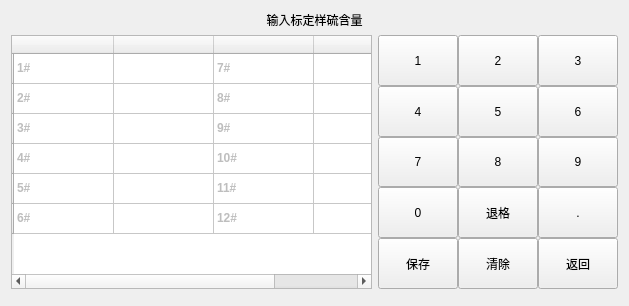
First picture: the form in input_s_percentage.ui, repository urielyan/kairen_ok335xs, before the edit.
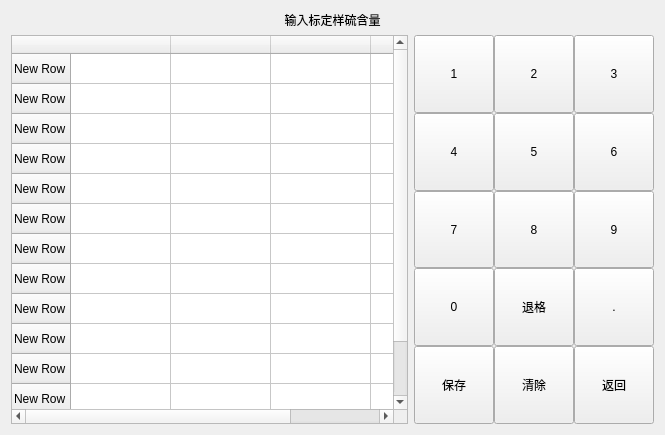
Second picture: the form after the edit. Custom widgets are drawn as their Qt base class.

Diff of the .ui file:
```diff
--- a/input_s_percentage.ui
+++ b/input_s_percentage.ui
@@ -6,8 +6,8 @@
    <rect>
     <x>0</x>
     <y>0</y>
-    <width>629</width>
-    <height>306</height>
+    <width>665</width>
+    <height>435</height>
    </rect>
   </property>
   <property name="windowTitle">
@@ -31,234 +31,89 @@
          </attribute>
          <row>
           <property name="text">
-           <string/>
+           <string>New Row</string>
           </property>
          </row>
          <row>
           <property name="text">
-           <string/>
+           <string>New Row</string>
           </property>
          </row>
          <row>
           <property name="text">
-           <string/>
+           <string>New Row</string>
           </property>
          </row>
          <row>
           <property name="text">
-           <string/>
+           <string>New Row</string>
           </property>
          </row>
          <row>
           <property name="text">
-           <string/>
+           <string>New Row</string>
           </property>
          </row>
          <row>
           <property name="text">
-           <string/>
+           <string>New Row</string>
           </property>
          </row>
-         <column>
+         <row>
           <property name="text">
-           <string/>
+           <string>New Row</string>
           </property>
-         </column>
-         <column>
+         </row>
+         <row>
           <property name="text">
-           <string/>
+           <string>New Row</string>
           </property>
-         </column>
-         <column>
+         </row>
+         <row>
           <property name="text">
-           <string/>
+           <string>New Row</string>
           </property>
-         </column>
-         <column>
+         </row>
+         <row>
           <property name="text">
-           <string/>
+           <string>New Row</string>
           </property>
-         </column>
-         <item row="0" column="0">
+         </row>
+         <row>
           <property name="text">
-           <string>1#</string>
+           <string>New Row</string>
           </property>
-          <property name="font">
-           <font>
-            <weight>75</weight>
-            <bold>true</bold>
-           </font>
-          </property>
-          <property name="flags">
-           <set>ItemIsDragEnabled|ItemIsUserCheckable</set>
-          </property>
-         </item>
-         <item row="0" column="2">
+         </row>
+         <row>
           <property name="text">
-           <string>7#</string>
+           <string>New Row</string>
           </property>
-          <property name="font">
-           <font>
-            <weight>75</weight>
-            <italic>false</italic>
-            <bold>true</bold>
-           </font>
-          </property>
-          <property name="background">
-           <brush brushstyle="NoBrush">
-            <color alpha="255">
-             <red>0</red>
-             <green>0</green>
-             <blue>0</blue>
-            </color>
-           </brush>
-          </property>
-          <property name="flags">
-           <set>ItemIsDragEnabled|ItemIsUserCheckable</set>
-          </property>
-         </item>
-         <item row="1" column="0">
+         </row>
+         <row>
           <property name="text">
-           <string>2#</string>
+           <string>New Row</string>
           </property>
-          <property name="font">
-           <font>
-            <weight>75</weight>
-            <italic>false</italic>
-            <bold>true</bold>
-           </font>
-          </property>
-          <property name="flags">
-           <set>ItemIsDragEnabled|ItemIsUserCheckable</set>
-          </property>
-         </item>
-         <item row="1" column="2">
+         </row>
+         <column>
           <property name="text">
-           <string>8#</string>
+           <string/>
           </property>
-          <property name="font">
-           <font>
-            <weight>75</weight>
-            <italic>false</italic>
-            <bold>true</bold>
-           </font>
-          </property>
-          <property name="flags">
-           <set>ItemIsDragEnabled|ItemIsUserCheckable</set>
-          </property>
-         </item>
-         <item row="2" column="0">
+         </column>
+         <column>
           <property name="text">
-           <string>3#</string>
+           <string/>
           </property>
-          <property name="font">
-           <font>
-            <weight>75</weight>
-            <bold>true</bold>
-           </font>
-          </property>
-          <property name="flags">
-           <set>ItemIsDragEnabled|ItemIsUserCheckable</set>
-          </property>
-         </item>
-         <item row="2" column="2">
+         </column>
+         <column>
           <property name="text">
-           <string>9#</string>
+           <string/>
           </property>
-          <property name="font">
-           <font>
-            <weight>75</weight>
-            <bold>true</bold>
-           </font>
-          </property>
-          <property name="flags">
-           <set>ItemIsDragEnabled|ItemIsUserCheckable</set>
-          </property>
-         </item>
-         <item row="3" column="0">
+         </column>
+         <column>
           <property name="text">
-           <string>4#</string>
+           <string/>
           </property>
-          <property name="font">
-           <font>
-            <weight>75</weight>
-            <bold>true</bold>
-           </font>
-          </property>
-          <property name="flags">
-           <set>ItemIsDragEnabled|ItemIsUserCheckable</set>
-          </property>
-         </item>
-         <item row="3" column="2">
-          <property name="text">
-           <string>10#</string>
-          </property>
-          <property name="font">
-           <font>
-            <weight>75</weight>
-            <bold>true</bold>
-           </font>
-          </property>
-          <property name="flags">
-           <set>ItemIsDragEnabled|ItemIsUserCheckable</set>
-          </property>
-         </item>
-         <item row="4" column="0">
-          <property name="text">
-           <string>5#</string>
-          </property>
-          <property name="font">
-           <font>
-            <weight>75</weight>
-            <bold>true</bold>
-           </font>
-          </property>
-          <property name="flags">
-           <set>ItemIsDragEnabled|ItemIsUserCheckable</set>
-          </property>
-         </item>
-         <item row="4" column="2">
-          <property name="text">
-           <string>11#</string>
-          </property>
-          <property name="font">
-           <font>
-            <weight>75</weight>
-            <bold>true</bold>
-           </font>
-          </property>
-          <property name="flags">
-           <set>ItemIsDragEnabled|ItemIsUserCheckable</set>
-          </property>
-         </item>
-         <item row="5" column="0">
-          <property name="text">
-           <string>6#</string>
-          </property>
-          <property name="font">
-           <font>
-            <weight>75</weight>
-            <bold>true</bold>
-           </font>
-          </property>
-          <property name="flags">
-           <set>ItemIsDragEnabled|ItemIsUserCheckable</set>
-          </property>
-         </item>
-         <item row="5" column="2">
-          <property name="text">
-           <string>12#</string>
-          </property>
-          <property name="font">
-           <font>
-            <weight>75</weight>
-            <bold>true</bold>
-           </font>
-          </property>
-          <property name="flags">
-           <set>ItemIsDragEnabled|ItemIsUserCheckable</set>
-          </property>
-         </item>
+         </column>
         </widget>
        </item>
        <item>
@@ -465,19 +320,6 @@
        </item>
       </layout>
      </item>
-     <item row="1" column="0">
-      <layout class="QHBoxLayout" name="horizontalLayout">
-       <item>
-        <widget class="issample" name="widget" native="true"/>
-       </item>
-       <item>
-        <widget class="ispreheat" name="widget_2" native="true"/>
-       </item>
-       <item>
-        <widget class="date_widget" name="widget_3" native="true"/>
-       </item>
-      </layout>
-     </item>
     </layout>
    </item>
    <item row="0" column="0">
@@ -492,26 +334,6 @@
    </item>
   </layout>
  </widget>
- <customwidgets>
-  <customwidget>
-   <class>date_widget</class>
-   <extends>QWidget</extends>
-   <header>date_widget.h</header>
-   <container>1</container>
-  </customwidget>
-  <customwidget>
-   <class>issample</class>
-   <extends>QWidget</extends>
-   <header>issample.h</header>
-   <container>1</container>
-  </customwidget>
-  <customwidget>
-   <class>ispreheat</class>
-   <extends>QWidget</extends>
-   <header>ispreheat.h</header>
-   <container>1</container>
-  </customwidget>
- </customwidgets>
  <resources/>
  <connections/>
 </ui>
```
